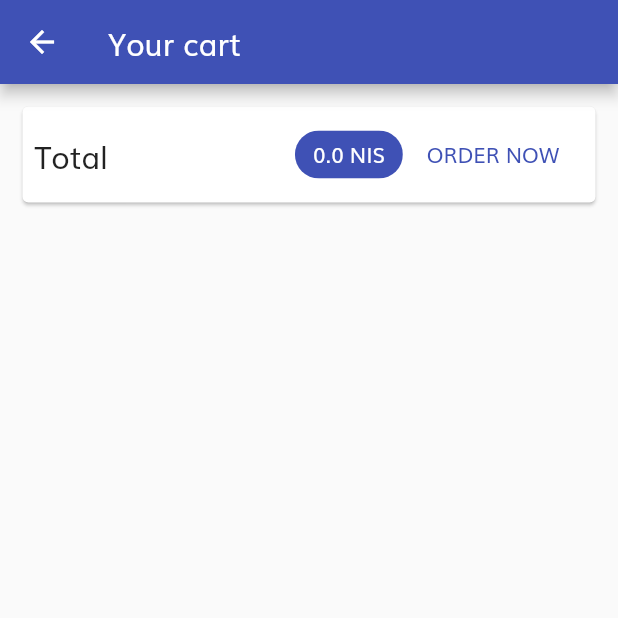
After one commit to gilad4591/Deal90, a Flutter app: the CartScreen screen opened by its route, on a phone screen of 412 x 824 dp, the top half of it. The commit adds this screen. Run offline on Flutter 3.47's test engine with Material 2 defaults, Android fonts, the light colour scheme and no system bars; network calls fail.

Commit message:
add products to cart

```diff
--- a/lib/main.dart
+++ b/lib/main.dart
@@ -4,6 +4,7 @@ import './screens/product_details_screen.dart';
 import './providers/products.dart';
 import 'package:provider/provider.dart';
 import './providers/cart.dart';
+import './screens/cart_screen.dart';
 
 void main() => runApp(MyApp());
 
@@ -28,6 +29,7 @@ class MyApp extends StatelessWidget {
         home: ProductOveviewScreen(),
         routes: {
           ProductDetailsScreen.routeName: (ctx) => ProductDetailsScreen(),
+          CartScreen.routeName: (ctx) => CartScreen(),
         },
       ),
     );
--- a/lib/providers/cart.dart
+++ b/lib/providers/cart.dart
@@ -35,6 +35,14 @@ class Cart with ChangeNotifier {
     notifyListeners();
   }
 
+  double get totalAmount {
+    var total = 0.0;
+    _items.forEach((key, cartItem) {
+      total += cartItem.price;
+    });
+    return total;
+  }
+
   int get itemCount {
     return _items.length;
   }
--- a/lib/providers/products.dart
+++ b/lib/providers/products.dart
@@ -5,7 +5,7 @@ class Products with ChangeNotifier {
   List<Product> _items = [
     Product(
       id: 'p1',
-      title: 'photographer',
+      title: 'Photographer',
       description: '2 image photographers, 1 video',
       imageUrl:
           'https://rationalbelief.org.il/wp-content/uploads/2019/01/photographer-3672010__340.jpg',
--- /dev/null
+++ b/lib/screens/cart_screen.dart
@@ -0,0 +1,63 @@
+import 'package:flutter/material.dart';
+import 'package:provider/provider.dart';
+import '../providers/cart.dart' show Cart;
+import '../widgets/cart_item.dart';
+
+class CartScreen extends StatelessWidget {
+  static const routeName = '/cart';
+  @override
+  Widget build(BuildContext context) {
+    final cart = Provider.of<Cart>(context);
+    return Scaffold(
+      appBar: AppBar(
+        title: Text('Your cart'),
+      ),
+      body: Column(
+        children: <Widget>[
+          Card(
+            margin: EdgeInsets.all(15),
+            child: Padding(
+              padding: EdgeInsets.all(8),
+              child: Row(
+                mainAxisAlignment: MainAxisAlignment.spaceBetween,
+                children: <Widget>[
+                  Text(
+                    'Total',
+                    style: TextStyle(fontSize: 20),
+                  ),
+                  Spacer(),
+                  Chip(
+                    label: Text(
+                      '${cart.totalAmount}' + ' NIS',
+                      style: TextStyle(
+                        color:
+                            Theme.of(context).primaryTextTheme.headline6.color,
+                      ),
+                    ),
+                    backgroundColor: Theme.of(context).primaryColor,
+                  ),
+                  FlatButton(
+                    child: Text('ORDER NOW'),
+                    onPressed: () {},
+                    textColor: Theme.of(context).primaryColor,
+                  ),
+                ],
+              ),
+            ),
+          ),
+          SizedBox(height: 20),
+          Expanded(
+            child: ListView.builder(
+              itemCount: cart.itemCount,
+              itemBuilder: (ctx, i) => CartItem(
+                cart.items.values.toList()[i].id,
+                cart.items.values.toList()[i].price,
+                cart.items.values.toList()[i].title,
+              ),
+            ),
+          )
+        ],
+      ),
+    );
+  }
+}
--- a/lib/screens/product_overview_screen.dart
+++ b/lib/screens/product_overview_screen.dart
@@ -4,6 +4,7 @@ import 'package:intl/intl.dart';
 import '../widgets/badge.dart';
 import 'package:provider/provider.dart';
 import '../providers/cart.dart';
+import '../screens/cart_screen.dart';
 
 enum FilterOptions {
   Favorites,
@@ -54,7 +55,9 @@ class _ProductOveviewScreenState extends State<ProductOveviewScreen> {
               icon: Icon(
                 Icons.shopping_cart,
               ),
-              onPressed: () {},
+              onPressed: () {
+                Navigator.of(context).pushNamed(CartScreen.routeName);
+              },
             ),
           ),
         ],
```
Also changed, not shown: lib/widgets/cart_item.dart (added, +26 -0 lines).
